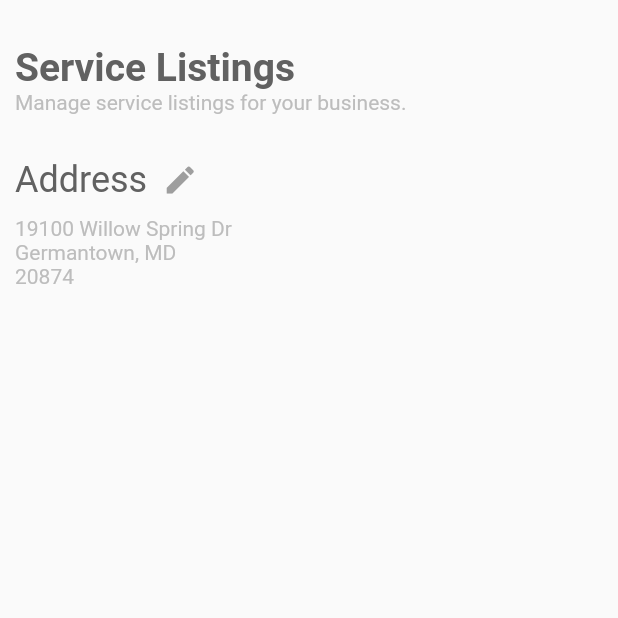
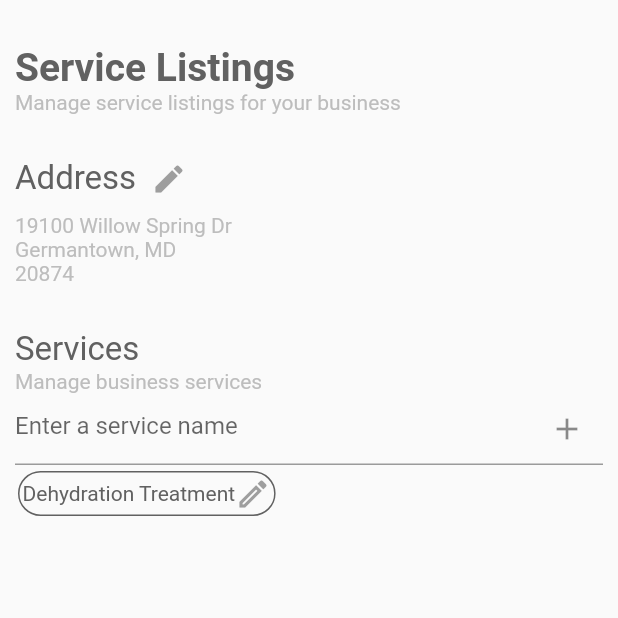
Before and after one commit to csalaman/bizz_v2, a Flutter app: the screen it shows after launch, on a phone screen of 412 x 824 dp, the top half of it. Run offline on Flutter 3.47's test engine with Material 2 defaults, Android fonts, the phone set to English and light mode, and no system bars; our stand-ins replace google_fonts.

Commit message:
Create add'l compoenents

```diff
--- a/lib/components/address_editor/address_editor.dart
+++ b/lib/components/address_editor/address_editor.dart
@@ -19,7 +19,7 @@ class _AddressEditorState extends State<AddressEditor> {
     Widget _addressHeader() {
       return Row(
         children: <Widget>[
-          CustomText.regularTextWidget('Address', 24),
+          CustomText.regularTextWidget('Address', 22),
           Padding(
             padding: const EdgeInsets.only(left: 10.0),
             child: Icon(
--- /dev/null
+++ b/lib/components/service_editor/service_editor.dart
@@ -0,0 +1,63 @@
+import 'package:bizz_v2/components/service_item/service_item.dart';
+import 'package:flutter/material.dart';
+
+import '../../custom_text.dart';
+
+class ServiceEditor extends StatefulWidget {
+  @override
+  State<StatefulWidget> createState() => _ServiceEditorState();
+}
+
+// FUTURE TODO:
+class _ServiceEditorState extends State<ServiceEditor> {
+  final TextEditingController _controller = TextEditingController();
+  List<ServiceItem> _services = [ServiceItem(serviceName: 'Clogged Plumbing')];
+
+  @override
+  Widget build(BuildContext context) {
+    /// Service Editor Header
+    Widget _serviceEditorHeader() {
+      return Column(
+        mainAxisAlignment: MainAxisAlignment.start,
+        crossAxisAlignment: CrossAxisAlignment.start,
+        children: <Widget>[
+          CustomText.regularTextWidget('Services', 22),
+          CustomText.subTwoTextWidget('Manage business services')
+        ],
+      );
+    }
+
+    /// Service Editor TextField with Add Action
+    Widget _serviceEditorAddWidget() {
+      return TextField(
+        controller: _controller,
+        decoration: InputDecoration(
+          hintText: 'Enter a service name',
+          suffixIcon: IconButton(
+            onPressed: () {
+              // FUTURE TODO: Implement adding service callback
+              print('Adding');
+            },
+            icon: const Icon(Icons.add),
+          ),
+        ),
+      );
+    }
+
+    Widget _availableServices() {
+      return Padding(
+          padding: const EdgeInsets.symmetric(vertical: 4.0, horizontal: 2.0),
+          child: ServiceItem(serviceName: 'Clogged Plumbing'));
+    }
+
+    return Column(
+      mainAxisAlignment: MainAxisAlignment.start,
+      crossAxisAlignment: CrossAxisAlignment.start,
+      children: [
+        _serviceEditorHeader(),
+        _serviceEditorAddWidget(),
+        _availableServices()
+      ],
+    );
+  }
+}
--- /dev/null
+++ b/lib/components/service_item/service_item.dart
@@ -0,0 +1,33 @@
+import 'package:flutter/material.dart';
+
+import '../../custom_text.dart';
+
+class ServiceItem extends StatelessWidget {
+  final String serviceName;
+  const ServiceItem({Key? key, required this.serviceName}) : super(key: key);
+
+  @override
+  Widget build(BuildContext context) {
+    return Container(
+      padding: const EdgeInsets.all(1.0),
+      decoration: BoxDecoration(
+          border: Border.all(
+            color: Colors.grey.shade700,
+          ),
+          borderRadius: const BorderRadius.all(Radius.circular(20))),
+      child: Padding(
+        padding: const EdgeInsets.all(1.0),
+        child: Row(
+          mainAxisSize: MainAxisSize.min,
+          children: <Widget>[
+            CustomText.regularTextWidget('Dehydration Treatment', 14),
+            const Icon(
+              Icons.edit_outlined,
+              color: Colors.grey,
+            )
+          ],
+        ),
+      ),
+    );
+  }
+}
--- a/lib/views/service_listing_view.dart
+++ b/lib/views/service_listing_view.dart
@@ -1,4 +1,5 @@
 import 'package:bizz_v2/components/address_editor/address_editor.dart';
+import 'package:bizz_v2/components/service_editor/service_editor.dart';
 import 'package:bizz_v2/custom_text.dart';
 import 'package:flutter/material.dart';
 
@@ -30,12 +31,17 @@ class _ServiceListingViewState extends State<ServiceListingView> {
               verticalSpacer,
               CustomText.primaryTextWidget('Service Listings'),
               CustomText.subTwoTextWidget(
-                  'Manage service listings for your business.'),
+                  'Manage service listings for your business'),
               /**
                * Business Address Editor
                */
               verticalSpacer,
-              const AddressEditor()
+              const AddressEditor(),
+              /**
+               * Service Editor
+               */
+              verticalSpacer,
+              ServiceEditor()
             ],
           ),
         ),
```
Also changed, not shown: lib/components/service_area_editor/service_area_editor.dart (added, +53 -0 lines).
